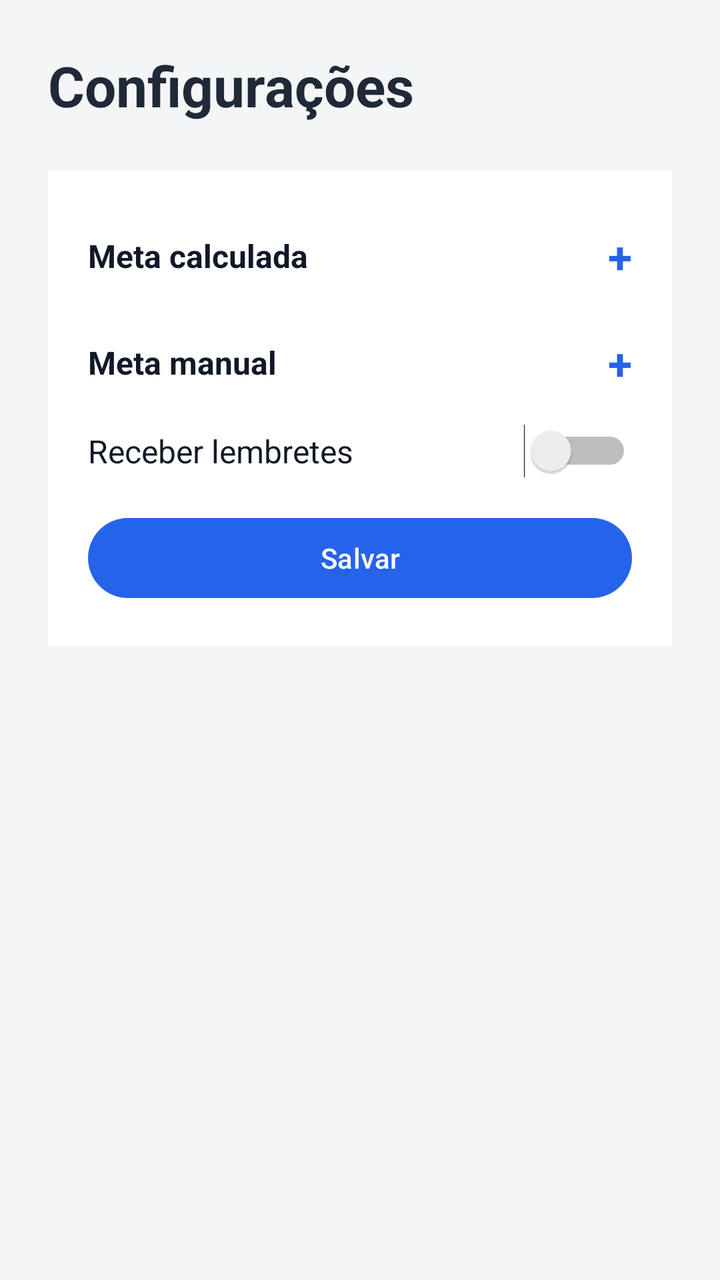
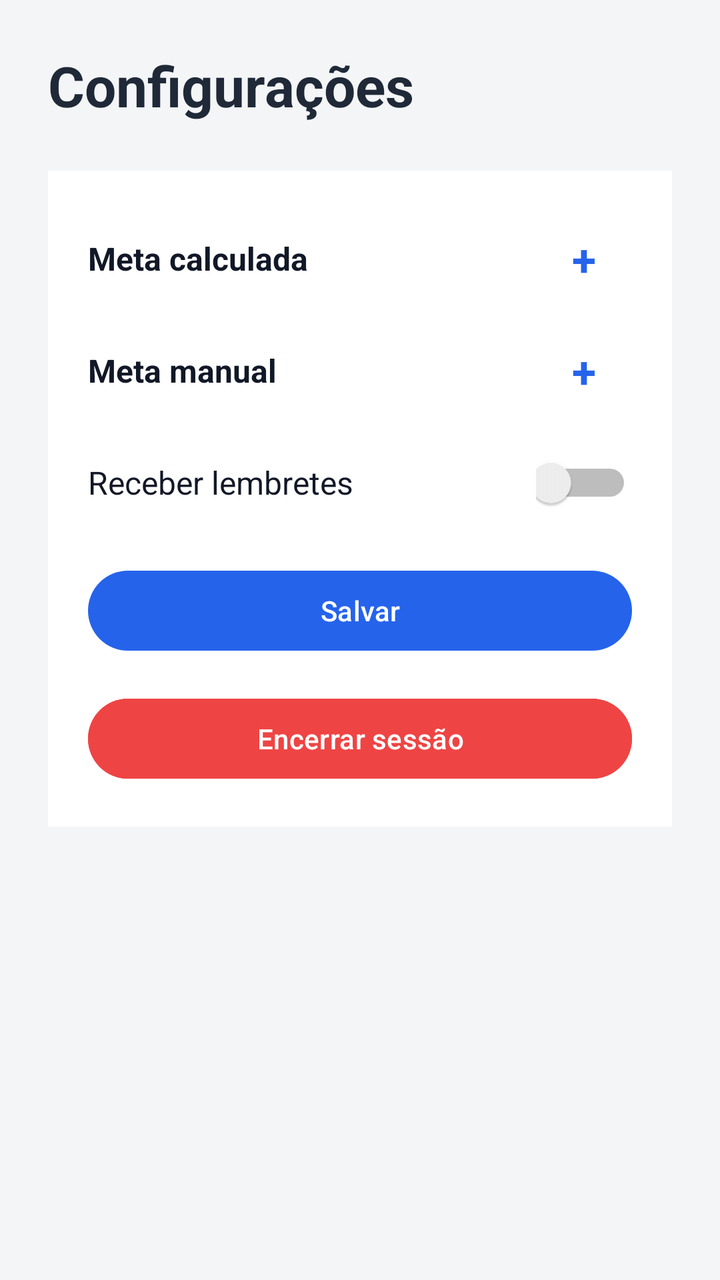

Screens rendered from an Android XML layout before and after an edit, with the pre-edit source and the edit as a unified diff.
<!-- AndroidManifest.xml: application theme Theme.Hidratese -->
<!-- res/layout/activity_settings.xml -->
<?xml version="1.0" encoding="utf-8"?>
<ScrollView xmlns:android="http://schemas.android.com/apk/res/android"
    android:layout_width="match_parent"
    android:layout_height="match_parent"
    android:fillViewport="true"
    android:background="#F4F5F7">

    <LinearLayout
        android:layout_width="match_parent"
        android:layout_height="wrap_content"
        android:orientation="vertical"
        android:padding="24dp">

        <TextView
            android:id="@+id/tvTitle"
            android:layout_width="wrap_content"
            android:layout_height="wrap_content"
            android:text="Configurações"
            android:textSize="28sp"
            android:textStyle="bold"
            android:textColor="#1F2937"
            android:layout_marginBottom="24dp" />

        <LinearLayout
            android:layout_width="match_parent"
            android:layout_height="wrap_content"
            android:orientation="vertical"
            android:padding="20dp"
            android:background="@android:color/white">

            
            <LinearLayout
                android:id="@+id/headerCalculatedGoal"
                android:layout_width="match_parent"
                android:layout_height="wrap_content"
                android:orientation="horizontal"
                android:gravity="center_vertical"
                android:paddingVertical="8dp">

                <TextView
                    android:layout_width="0dp"
                    android:layout_height="wrap_content"
                    android:layout_weight="1"
                    android:text="Meta calculada"
                    android:textStyle="bold"
                    android:textSize="16sp"
                    android:textColor="#111827" />

                <TextView
                    android:id="@+id/tvToggleCalculated"
                    android:layout_width="wrap_content"
                    android:layout_height="wrap_content"
                    android:text="+"
                    android:textSize="22sp"
                    android:textStyle="bold"
                    android:textColor="#2563EB" />
            </LinearLayout>

            <LinearLayout
                android:id="@+id/layoutCalculatedGoal"
                android:layout_width="match_parent"
                android:layout_height="wrap_content"
                android:orientation="vertical"
                android:visibility="gone"
                android:paddingTop="8dp"
                android:paddingBottom="16dp">

                <TextView
                    android:layout_width="wrap_content"
                    android:layout_height="wrap_content"
                    android:text="Peso (kg)"
                    android:textStyle="bold"
                    android:textSize="15sp"
                    android:textColor="#111827" />

                <EditText
                    android:id="@+id/etWeight"
                    android:layout_width="match_parent"
                    android:layout_height="wrap_content"
                    android:hint="Ex.: 60"
                    android:inputType="numberDecimal"
                    android:layout_marginTop="8dp"
                    android:layout_marginBottom="16dp" />

                <Button
                    android:id="@+id/btnCalculateGoal"
                    android:layout_width="match_parent"
                    android:layout_height="wrap_content"
                    android:text="Calcular meta"
                    android:layout_marginBottom="12dp" />

                <TextView
                    android:id="@+id/tvCalculatedGoal"
                    android:layout_width="wrap_content"
                    android:layout_height="wrap_content"
                    android:text="Meta diária (ml): --"
                    android:textSize="16sp"
                    android:textStyle="bold"
                    android:textColor="#2563EB" />
            </LinearLayout>

            
            <LinearLayout
                android:id="@+id/headerManualGoal"
                android:layout_width="match_parent"
                android:layout_height="wrap_content"
                android:orientation="horizontal"
                android:gravity="center_vertical"
                android:paddingVertical="8dp"
                android:layout_marginTop="8dp">

                <TextView
                    android:layout_width="0dp"
                    android:layout_height="wrap_content"
                    android:layout_weight="1"
                    android:text="Meta manual"
                    android:textStyle="bold"
                    android:textSize="16sp"
                    android:textColor="#111827" />

                <TextView
                    android:id="@+id/tvToggleManual"
                    android:layout_width="wrap_content"
                    android:layout_height="wrap_content"
                    android:text="+"
                    android:textSize="22sp"
                    android:textStyle="bold"
                    android:textColor="#2563EB" />
            </LinearLayout>

            <LinearLayout
                android:id="@+id/layoutManualGoal"
                android:layout_width="match_parent"
                android:layout_height="wrap_content"
                android:orientation="vertical"
                android:visibility="gone"
                android:paddingTop="8dp"
                android:paddingBottom="16dp">

                <TextView
                    android:layout_width="wrap_content"
                    android:layout_height="wrap_content"
                    android:text="Meta manual (ml)"
                    android:textStyle="bold"
                    android:textSize="15sp"
                    android:textColor="#111827" />

                <EditText
                    android:id="@+id/etGoal"
                    android:layout_width="match_parent"
                    android:layout_height="wrap_content"
                    android:hint="Ex.: 2000"
                    android:inputType="number"
                    android:layout_marginTop="8dp" />
            </LinearLayout>

            
            <LinearLayout
                android:layout_width="match_parent"
                android:layout_height="wrap_content"
                android:orientation="horizontal"
                android:gravity="center_vertical"
                android:layout_marginTop="8dp"
                android:layout_marginBottom="16dp">

                <TextView
                    android:layout_width="0dp"
                    android:layout_height="wrap_content"
                    android:layout_weight="1"
                    android:text="Receber lembretes"
                    android:textSize="16sp"
                    android:textColor="#111827" />

                <Switch
                    android:id="@+id/switchReminder"
                    android:layout_width="wrap_content"
                    android:layout_height="wrap_content" />
            </LinearLayout>

            <LinearLayout
                android:id="@+id/layoutFrequency"
                android:layout_width="match_parent"
                android:layout_height="wrap_content"
                android:orientation="vertical"
                android:visibility="gone">

                <TextView
                    android:layout_width="wrap_content"
                    android:layout_height="wrap_content"
                    android:text="Frequência dos lembretes"
                    android:textStyle="bold"
                    android:textSize="15sp"
                    android:textColor="#111827"
                    android:layout_marginBottom="8dp" />

                <Spinner
                    android:id="@+id/spinnerFrequency"
                    android:layout_width="match_parent"
                    android:layout_height="wrap_content"
                    android:layout_marginBottom="24dp" />
            </LinearLayout>

            <Button
                android:id="@+id/btnSave"
                android:layout_width="match_parent"
                android:layout_height="wrap_content"
                android:text="Salvar" />

        </LinearLayout>
    </LinearLayout>
</ScrollView>
<!-- resources referenced by this layout -->
<resources>
  <style name="Theme.Hidratese" parent="Theme.Material3.DayNight.NoActionBar">
          <item name="colorPrimary">@color/brand</item>
          <item name="colorOnPrimary">@color/surface</item>
          <item name="colorSecondary">@color/brand_dark</item>
  
          <item name="android:statusBarColor">@color/bg</item>
          <item name="android:navigationBarColor">@color/bg</item>
  
          <item name="android:windowBackground">@color/bg</item>
  
          <item name="android:textColorPrimary">@color/text</item>
          <item name="android:textColorSecondary">@color/text_muted</item>
  
          
          <item name="android:forceDarkAllowed" tools:targetApi="q">false</item>
      </style>
  <color name="brand">#2563EB</color>
  <color name="surface">#FFFFFF</color>
  <color name="brand_dark">#1D4ED8</color>
  <color name="bg">#F6F8FB</color>
  <color name="text">#0F172A</color>
  <color name="text_muted">#64748B</color>
</resources>

<!-- the commit's change to res/layout/activity_settings.xml (unified diff, before → after) -->
@@ -2,8 +2,8 @@
 <ScrollView xmlns:android="http://schemas.android.com/apk/res/android"
     android:layout_width="match_parent"
     android:layout_height="match_parent"
-    android:fillViewport="true"
-    android:background="#F4F5F7">
+    android:background="#F4F5F7"
+    android:fillViewport="true">
 
     <LinearLayout
         android:layout_width="match_parent"
@@ -15,45 +15,45 @@
             android:id="@+id/tvTitle"
             android:layout_width="wrap_content"
             android:layout_height="wrap_content"
+            android:layout_marginBottom="24dp"
             android:text="Configurações"
+            android:textColor="#1F2937"
             android:textSize="28sp"
-            android:textStyle="bold"
-            android:textColor="#1F2937"
-            android:layout_marginBottom="24dp" />
+            android:textStyle="bold" />
 
         <LinearLayout
             android:layout_width="match_parent"
             android:layout_height="wrap_content"
+            android:background="@android:color/white"
             android:orientation="vertical"
-            android:padding="20dp"
-            android:background="@android:color/white">
+            android:padding="20dp">
 
             
             <LinearLayout
                 android:id="@+id/headerCalculatedGoal"
                 android:layout_width="match_parent"
-                android:layout_height="wrap_content"
-                android:orientation="horizontal"
+                android:layout_height="48dp"
                 android:gravity="center_vertical"
-                android:paddingVertical="8dp">
+                android:orientation="horizontal">
 
                 <TextView
                     android:layout_width="0dp"
                     android:layout_height="wrap_content"
                     android:layout_weight="1"
                     android:text="Meta calculada"
-                    android:textStyle="bold"
+                    android:textColor="#111827"
                     android:textSize="16sp"
-                    android:textColor="#111827" />
+                    android:textStyle="bold" />
 
                 <TextView
                     android:id="@+id/tvToggleCalculated"
-                    android:layout_width="wrap_content"
-                    android:layout_height="wrap_content"
+                    android:layout_width="48dp"
+                    android:layout_height="48dp"
+                    android:gravity="center"
                     android:text="+"
+                    android:textColor="#2563EB"
                     android:textSize="22sp"
-                    android:textStyle="bold"
-                    android:textColor="#2563EB" />
+                    android:textStyle="bold" />
             </LinearLayout>
 
             <LinearLayout
@@ -61,71 +61,71 @@
                 android:layout_width="match_parent"
                 android:layout_height="wrap_content"
                 android:orientation="vertical"
-                android:visibility="gone"
                 android:paddingTop="8dp"
-                android:paddingBottom="16dp">
+                android:paddingBottom="16dp"
+                android:visibility="gone">
 
                 <TextView
                     android:layout_width="wrap_content"
                     android:layout_height="wrap_content"
                     android:text="Peso (kg)"
-                    android:textStyle="bold"
+                    android:textColor="#111827"
                     android:textSize="15sp"
-                    android:textColor="#111827" />
+                    android:textStyle="bold" />
 
                 <EditText
                     android:id="@+id/etWeight"
                     android:layout_width="match_parent"
-                    android:layout_height="wrap_content"
+                    android:layout_height="48dp"
+                    android:layout_marginTop="8dp"
+                    android:layout_marginBottom="16dp"
                     android:hint="Ex.: 60"
-                    android:inputType="numberDecimal"
-                    android:layout_marginTop="8dp"
-                    android:layout_marginBottom="16dp" />
+                    android:inputType="numberDecimal" />
 
                 <Button
                     android:id="@+id/btnCalculateGoal"
                     android:layout_width="match_parent"
                     android:layout_height="wrap_content"
-                    android:text="Calcular meta"
-                    android:layout_marginBottom="12dp" />
+                    android:layout_marginBottom="12dp"
+                    android:text="Calcular meta" />
 
                 <TextView
                     android:id="@+id/tvCalculatedGoal"
                     android:layout_width="wrap_content"
                     android:layout_height="wrap_content"
                     android:text="Meta diária (ml): --"
+                    android:textColor="#2563EB"
                     android:textSize="16sp"
-                    android:textStyle="bold"
-                    android:textColor="#2563EB" />
+                    android:textStyle="bold" />
             </LinearLayout>
 
             
             <LinearLayout
                 android:id="@+id/headerManualGoal"
                 android:layout_width="match_parent"
-                android:layout_height="wrap_content"
-                android:orientation="horizontal"
+                android:layout_height="48dp"
+                android:layout_marginTop="8dp"
                 android:gravity="center_vertical"
-                android:paddingVertical="8dp"
-                android:layout_marginTop="8dp">
+                android:orientation="horizontal">
 
                 <TextView
                     android:layout_width="0dp"
                     android:layout_height="wrap_content"
                     android:layout_weight="1"
                     android:text="Meta manual"
-                    android:textStyle="bold"
+                    android:textColor="#111827"
                     android:textSize="16sp"
-                    android:textColor="#111827" />
+                    android:textStyle="bold" />
 
                 <TextView
                     android:id="@+id/tvToggleManual"
-                    android:layout_width="wrap_content"
-                    android:layout_height="wrap_content"
+                    android:layout_width="48dp"
+                    android:layout_height="48dp"
+                    android:gravity="center"
                     android:text="+"
+                    android:textColor="#2563EB"
                     android:textSize="22sp"
-                    android:textStyle="bold"
-                    android:textColor="#2563EB" />
+                    android:textStyle="bold" />
             </LinearLayout>
 
             <LinearLayout
@@ -133,48 +133,50 @@
                 android:layout_width="match_parent"
                 android:layout_height="wrap_content"
                 android:orientation="vertical"
-                android:visibility="gone"
                 android:paddingTop="8dp"
-                android:paddingBottom="16dp">
+                android:paddingBottom="16dp"
+                android:visibility="gone">
 
                 <TextView
                     android:layout_width="wrap_content"
                     android:layout_height="wrap_content"
                     android:text="Meta manual (ml)"
-                    android:textStyle="bold"
+                    android:textColor="#111827"
                     android:textSize="15sp"
-                    android:textColor="#111827" />
+                    android:textStyle="bold" />
 
                 <EditText
                     android:id="@+id/etGoal"
                     android:layout_width="match_parent"
-                    android:layout_height="wrap_content"
+                    android:layout_height="48dp"
+                    android:layout_marginTop="8dp"
                     android:hint="Ex.: 2000"
-                    android:inputType="number"
-                    android:layout_marginTop="8dp" />
+                    android:inputType="number" />
             </LinearLayout>
 
             
             <LinearLayout
                 android:layout_width="match_parent"
-                android:layout_height="wrap_content"
-                android:orientation="horizontal"
+                android:layout_height="48dp"
+                android:layout_marginTop="8dp"
+                android:layout_marginBottom="16dp"
                 android:gravity="center_vertical"
-                android:layout_marginTop="8dp"
-                android:layout_marginBottom="16dp">
+                android:orientation="horizontal">
 
                 <TextView
                     android:layout_width="0dp"
                     android:layout_height="wrap_content"
                     android:layout_weight="1"
                     android:text="Receber lembretes"
-                    android:textSize="16sp"
-                    android:textColor="#111827" />
+                    android:textColor="#111827"
+                    android:textSize="16sp" />
 
                 <Switch
                     android:id="@+id/switchReminder"
-                    android:layout_width="wrap_content"
-                    android:layout_height="wrap_content" />
+                    android:layout_width="48dp"
+                    android:layout_height="48dp"
+                    android:minWidth="48dp"
+                    android:minHeight="48dp" />
             </LinearLayout>
 
             <LinearLayout
@@ -187,16 +189,16 @@
                 <TextView
                     android:layout_width="wrap_content"
                     android:layout_height="wrap_content"
+                    android:layout_marginBottom="8dp"
                     android:text="Frequência dos lembretes"
-                    android:textStyle="bold"
+                    android:textColor="#111827"
                     android:textSize="15sp"
-                    android:textColor="#111827"
-                    android:layout_marginBottom="8dp" />
+                    android:textStyle="bold" />
 
                 <Spinner
                     android:id="@+id/spinnerFrequency"
                     android:layout_width="match_parent"
-                    android:layout_height="wrap_content"
+                    android:layout_height="48dp"
                     android:layout_marginBottom="24dp" />
             </LinearLayout>
 
@@ -206,6 +208,18 @@
                 android:layout_height="wrap_content"
                 android:text="Salvar" />
 
+            <Button
+                android:id="@+id/btnLogout"
+                android:layout_width="match_parent"
+                android:layout_height="wrap_content"
+                android:layout_marginTop="16dp"
+                android:backgroundTint="#EF4444"
+                android:text="Encerrar sessão"
+                android:textAllCaps="false"
+                android:textColor="#FFFFFF" />
+
         </LinearLayout>
+
     </LinearLayout>
+
 </ScrollView>
